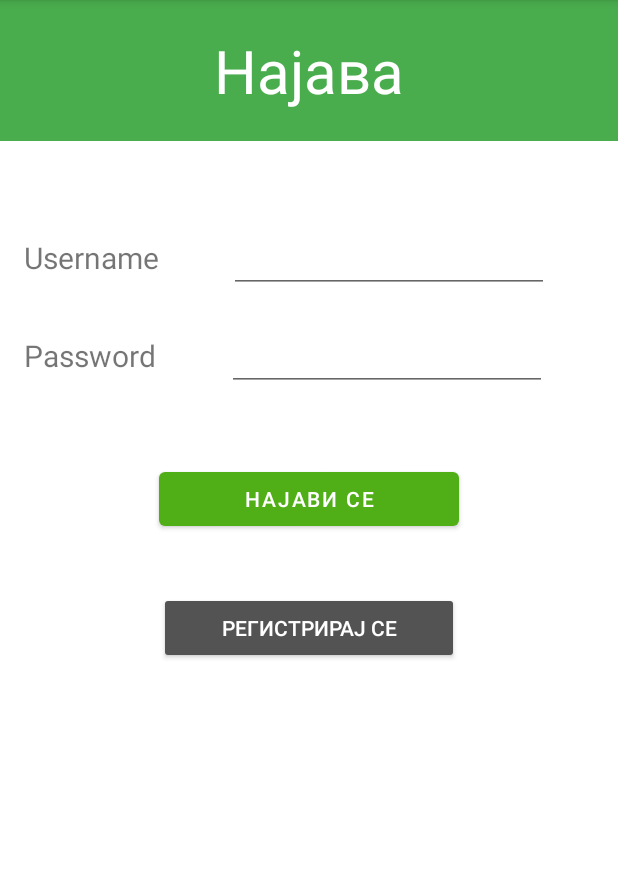
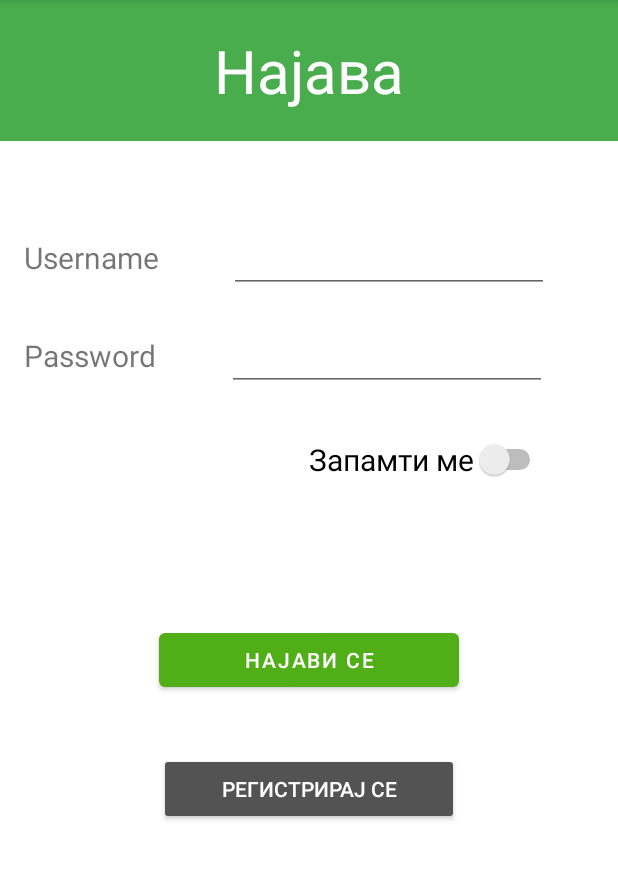
Before and after one commit to partaloski/ExpiryDateTracker, an Android app: the LoginFragment screen opened through its navigation route, on a phone screen of 412 x 824 dp, the part 84-964 px from its top. Run offline under Robolectric (Android 15) with nearby library versions, the phone set to English and light mode, and no system bars; our stand-ins replace navigation-ui.

Commit message:
Added a type of 'remember me' functionality when logging in.

```diff
--- a/app/src/main/AndroidManifest.xml
+++ b/app/src/main/AndroidManifest.xml
@@ -5,6 +5,7 @@
 
     <uses-permission android:name="android.permission.INTERNET" />
     <uses-permission android:name="android.permission.CAMERA" />
+    <uses-permission android:name="android.permission.WRITE_EXTERNAL_STORAGE" />
 
     <application
         android:allowBackup="true"
--- a/app/src/main/java/com/example/expirydatetracker/fragments/LoginFragment.kt
+++ b/app/src/main/java/com/example/expirydatetracker/fragments/LoginFragment.kt
@@ -7,6 +7,7 @@ import android.view.LayoutInflater
 import android.view.View
 import android.view.ViewGroup
 import android.widget.EditText
+import android.widget.Switch
 import android.widget.Toast
 import androidx.navigation.fragment.findNavController
 import com.example.expirydatetracker.R
@@ -22,7 +23,10 @@ class LoginFragment : Fragment() {
     private val binding get() = _binding!!
     private lateinit var passwordField : EditText
     private lateinit var usernameField : EditText
+    private lateinit var rememberMeSwitch: Switch
+
     private lateinit var viewmodel : LoginFragmentViewmodel;
+
     override fun onCreateView(
         inflater: LayoutInflater, container: ViewGroup?,
         savedInstanceState: Bundle?
@@ -35,7 +39,6 @@ class LoginFragment : Fragment() {
     override fun onViewCreated(view: View, savedInstanceState: Bundle?) {
         super.onViewCreated(view, savedInstanceState)
         viewmodel = LoginFragmentViewmodel(application = requireActivity().application)
-        viewmodel.wakeUp()
         binding.buttonRegister.setOnClickListener {
             findNavController().navigate(R.id.action_FirstFragment_to_registerFragment)
         }
@@ -45,11 +48,12 @@ class LoginFragment : Fragment() {
         binding.buttonLogin.setOnClickListener {
             passwordField = requireView().findViewById(R.id.passwordField)
             usernameField = requireView().findViewById(R.id.usernameField)
+            rememberMeSwitch = requireView().findViewById(R.id.switchRememberMe)
             if(passwordField.text.isNullOrEmpty() || usernameField.text.isNullOrEmpty()){
                 Toast.makeText(context, "The fields of username and password are required.", Toast.LENGTH_SHORT).show()
             }
             else{
-                viewmodel.login(username = usernameField.text.toString(), password = passwordField.text.toString(), this)
+                viewmodel.login(username = usernameField.text.toString(), password = passwordField.text.toString(), this, rememberMeSwitch)
             }
         }
     }
--- a/app/src/main/java/com/example/expirydatetracker/viewmodels/HomeFragmentViewmodel.kt
+++ b/app/src/main/java/com/example/expirydatetracker/viewmodels/HomeFragmentViewmodel.kt
@@ -13,8 +13,4 @@ class HomeFragmentViewmodel(application: Application): AndroidViewModel(applicat
         api = EDTApiClient.getApi()
         app = application
     }
-
-    public fun load_data(){
-
-    }
 }
--- a/app/src/main/res/layout/fragment_first.xml
+++ b/app/src/main/res/layout/fragment_first.xml
@@ -98,10 +98,25 @@
         android:id="@+id/button_login"
         android:layout_width="200dp"
         android:layout_height="wrap_content"
-        android:layout_marginTop="48dp"
+        android:layout_marginTop="96dp"
         android:text="Најави се"
         app:layout_constraintBottom_toBottomOf="parent"
         app:layout_constraintEnd_toEndOf="parent"
+        app:layout_constraintStart_toStartOf="parent"
+        app:layout_constraintTop_toBottomOf="@+id/switchRememberMe"
+        app:layout_constraintVertical_bias="0.0" />
+
+    <Switch
+        android:id="@+id/switchRememberMe"
+        android:layout_width="wrap_content"
+        android:layout_height="wrap_content"
+        android:layout_marginTop="32dp"
+        android:layout_marginEnd="48dp"
+        android:text="Запамти ме"
+        android:textSize="20sp"
+        app:layout_constraintBottom_toBottomOf="parent"
+        app:layout_constraintEnd_toEndOf="parent"
+        app:layout_constraintHorizontal_bias="1.0"
         app:layout_constraintStart_toStartOf="parent"
         app:layout_constraintTop_toBottomOf="@+id/passwordField"
         app:layout_constraintVertical_bias="0.0" />
--- a/app/src/main/res/navigation/nav_graph.xml
+++ b/app/src/main/res/navigation/nav_graph.xml
@@ -134,5 +134,8 @@
         <action
             android:id="@+id/action_loadingFragment_to_FirstFragment"
             app:destination="@id/FirstFragment" />
+        <action
+            android:id="@+id/action_loadingFragment_to_SecondFragment"
+            app:destination="@id/SecondFragment" />
     </fragment>
 </navigation>
```
Also changed, not shown: app/src/main/java/com/example/expirydatetracker/database/AppDatabase.kt (+19 -1 lines), app/src/main/java/com/example/expirydatetracker/fragments/MainActivity.kt (+5 -2 lines), app/src/main/java/com/example/expirydatetracker/viewmodels/LoginFragmentViewmodel.kt (+19 -1 lines).
